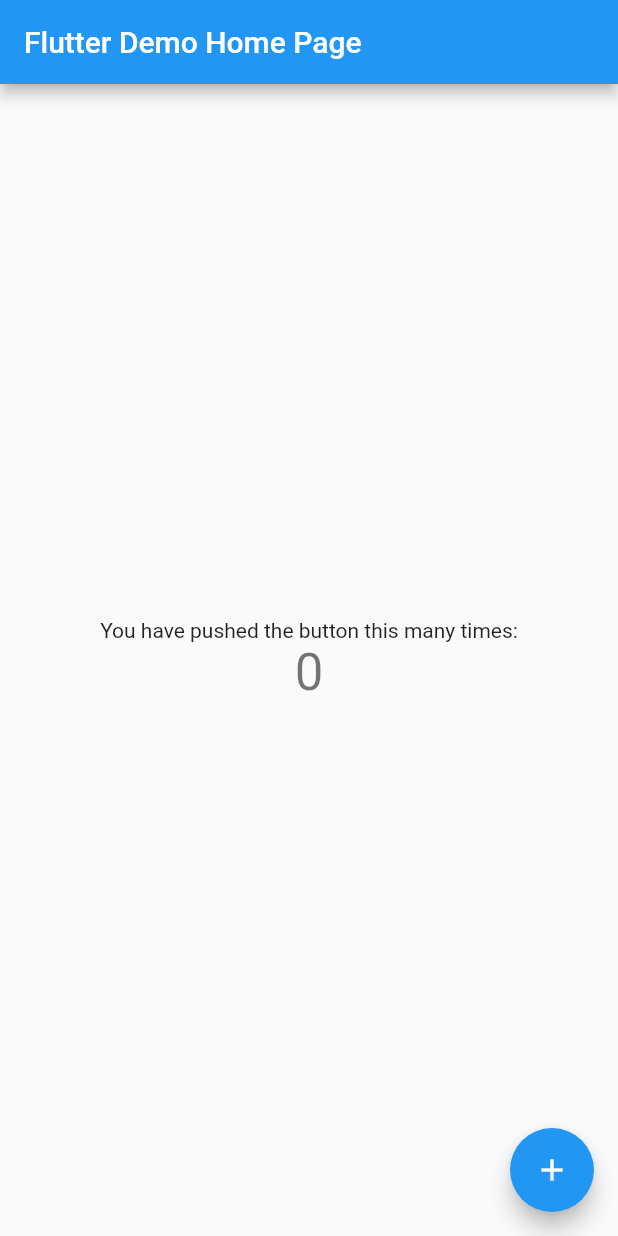
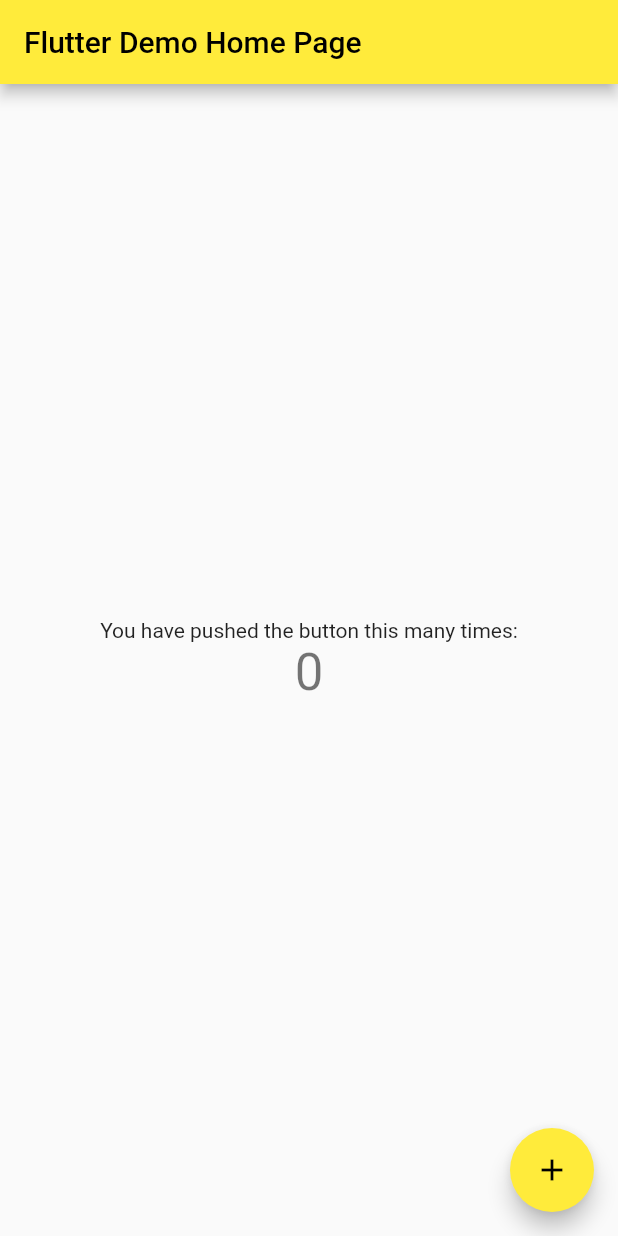
Before and after one commit to JojoDom/Flutter-applications, a Flutter app: the screen it shows after launch, on a phone screen of 412 x 824 dp. Run offline on Flutter 3.47's test engine with Material 2 defaults, Android fonts, the phone set to English and light mode, and no system bars.

Commit message:
modified theme color

```diff
--- a/flutter_application_1/lib/main.dart
+++ b/flutter_application_1/lib/main.dart
@@ -22,7 +22,7 @@ class MyApp extends StatelessWidget {
         // or simply save your changes to "hot reload" in a Flutter IDE).
         // Notice that the counter didn't reset back to zero; the application
         // is not restarted.
-        primarySwatch: Colors.blue,
+        primarySwatch: Colors.yellow
       ),
       home: const MyHomePage(title: 'Flutter Demo Home Page'),
     );
```
